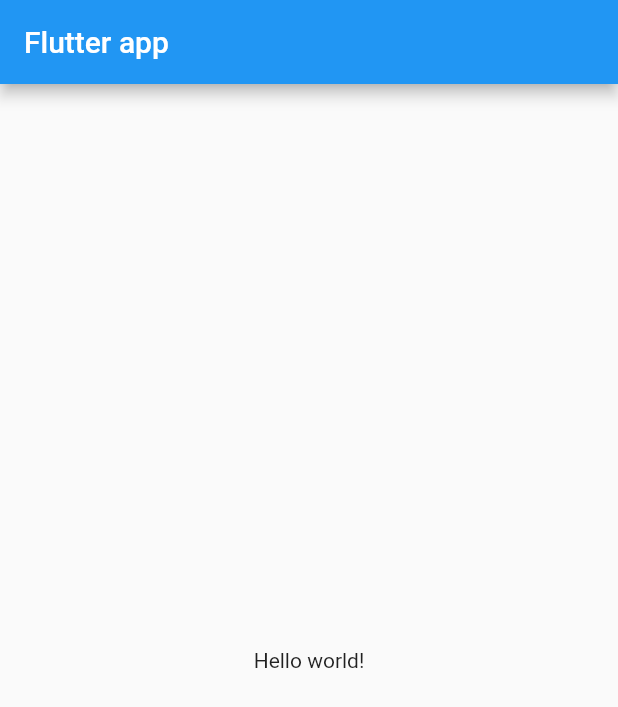
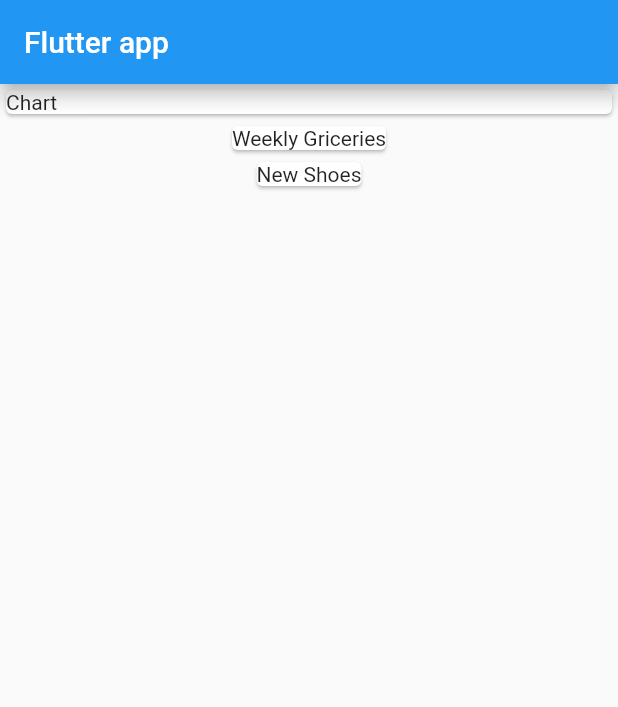
Before and after one commit to mentoster/Flutter_edu, a Flutter app: the screen it shows after launch, on a phone screen of 412 x 824 dp. Shown: the top 707 px of the screen. Run offline on Flutter 3.47's test engine with Material 2 defaults, Android fonts, the phone set to English and light mode, and no system bars; missing offline and left inert: dart:ffi.

Commit message:
add title list

```diff
--- a/personal_expenses/lib/main.dart
+++ b/personal_expenses/lib/main.dart
@@ -1,4 +1,5 @@
 import 'package:flutter/material.dart';
+import 'package:personal_expenses/transaction.dart';
 
 void main() {
   runApp(MyApp());
@@ -12,7 +13,7 @@ class MyApp extends StatelessWidget {
       theme: ThemeData(
         primarySwatch: Colors.blue,
       ),
-      home: MyHomePage(title: 'Flutter Demo Home Page'),
+      home: MyHomePage(title: 'Flutter personal expenses'),
     );
   }
 }
@@ -20,13 +21,42 @@ class MyApp extends StatelessWidget {
 class MyHomePage extends StatelessWidget {
   MyHomePage({Key? key, required this.title}) : super(key: key);
   final String title;
-
+  final List<Transaction> transactions = [
+    Transaction(
+      't2',
+      'Weekly Griceries',
+      17.53,
+      DateTime.now(),
+    ),
+    Transaction(
+      't1',
+      'New Shoes',
+      69.99,
+      DateTime.now(),
+    ),
+  ];
   @override
   Widget build(BuildContext context) {
     return Scaffold(
         appBar: AppBar(
-          title: Text('Flutter app'),
+          title: Container(child: Text('Flutter app')),
+          elevation: 5,
         ),
-        body: Center(child: Text("Hello world!")));
+        body: Column(
+          mainAxisAlignment: MainAxisAlignment.start,
+          crossAxisAlignment: CrossAxisAlignment.stretch,
+          children: <Widget>[
+            Card(
+              child: Text('Chart'),
+            ),
+            Column(
+              children: transactions.map((tx) {
+                return Card(
+                  child: Text(tx.title),
+                );
+              }).toList(),
+            ),
+          ],
+        ));
   }
 }
--- /dev/null
+++ b/personal_expenses/lib/transaction.dart
@@ -0,0 +1,10 @@
+import 'dart:ffi';
+
+class Transaction {
+  final String id;
+  final String title;
+  final double amount;
+  final DateTime date;
+
+  Transaction(this.id, this.title, this.amount, this.date);
+}
```
